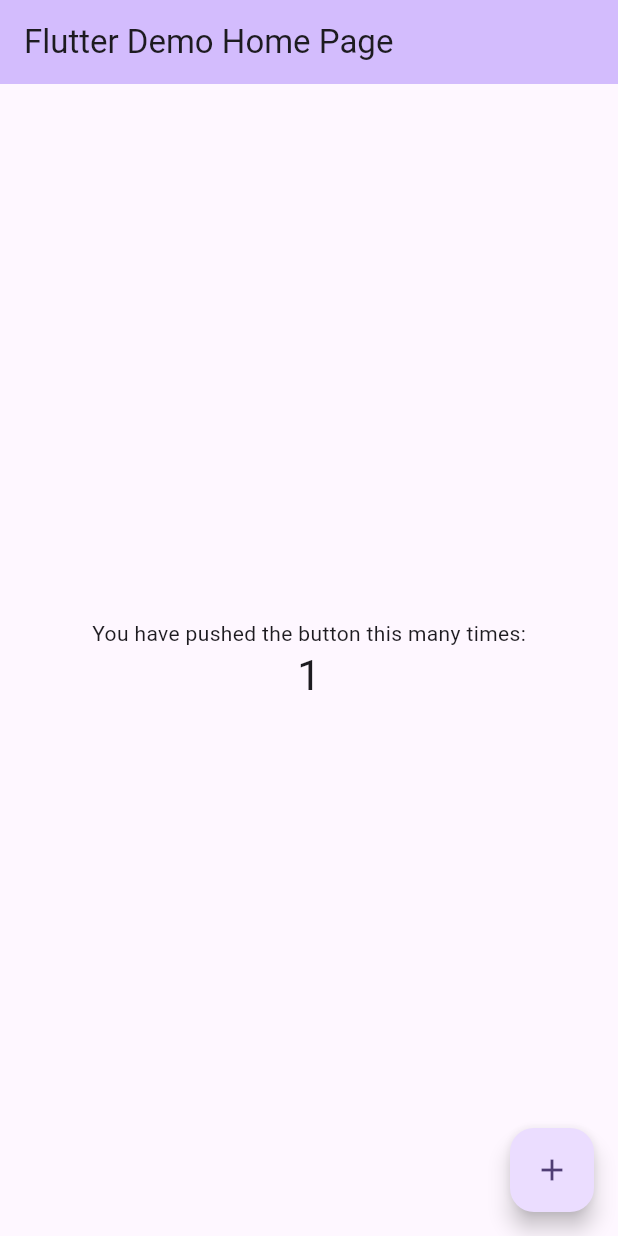
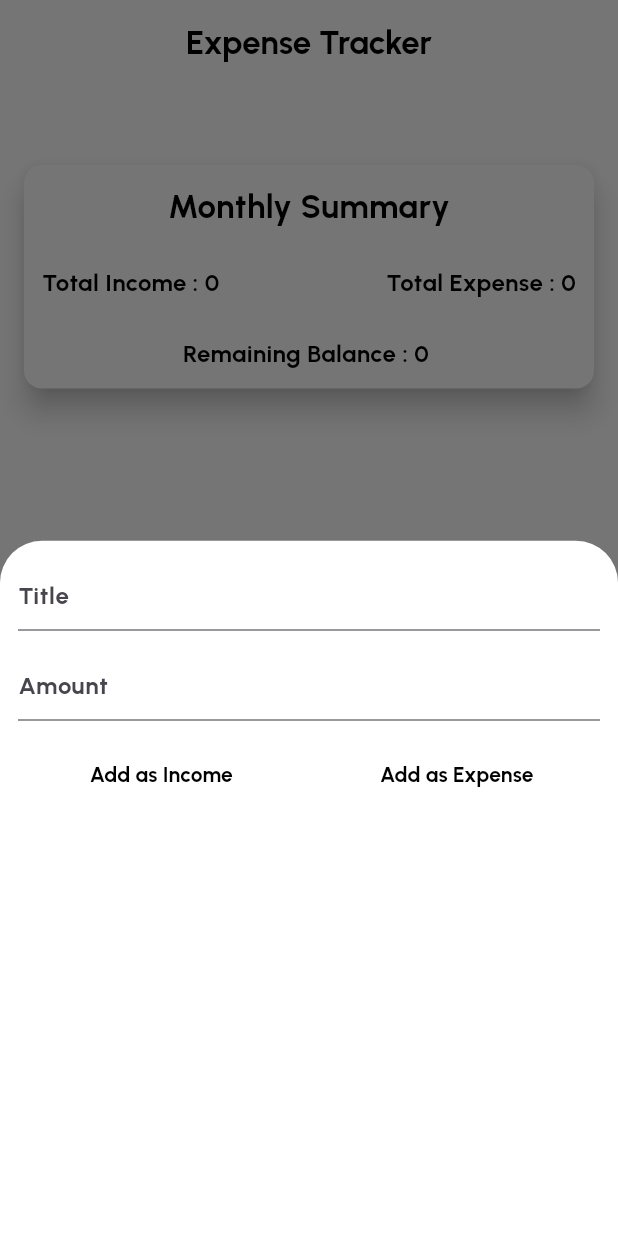
Before and after one commit to jainashmit/Provider, a Flutter app: the screen it shows after launch, after a tap on the "add" icon, on a phone screen of 412 x 824 dp. Run offline on Flutter 3.47's test engine with Material 3 defaults, Android fonts, the phone set to English and light mode, and no system bars.

Commit message:
Provider Testing done

```diff
--- /dev/null
+++ b/expense_tracker_app/lib/Provider/transactionProvider.dart
@@ -0,0 +1,31 @@
+import 'package:flutter/material.dart';
+
+class TransactionProvider extends ChangeNotifier {
+  int _totalIncome = 0;
+  int _totalExpense = 0;
+  int _remainingBal = 0;
+  List<Map<String, dynamic>> _mData = [];
+
+  getallData() => _mData;
+  getTotalIncome() => _totalIncome;
+  getTotalExpense() => _totalExpense;
+  getremainingBal() => _remainingBal;
+
+  updateremainingBal() {
+    _remainingBal = _totalIncome - _totalExpense;
+  }
+
+  addIncome(String title, int amnt) {
+    _mData.add({'title': title, 'Amount': amnt, 'type': 'Income'});
+    _totalIncome += amnt;
+    updateremainingBal();
+    notifyListeners();
+  }
+
+  addExpense(String title, int amnt) {
+    _mData.add({'title': title, 'Amount': amnt, 'type': 'Expense'});
+    _totalExpense += amnt;
+    updateremainingBal();
+    notifyListeners();
+  }
+}
--- /dev/null
+++ b/expense_tracker_app/lib/View/Home.dart
@@ -0,0 +1,234 @@
+import 'package:expense_tracker_app/Provider/transactionProvider.dart';
+import 'package:flutter/material.dart';
+import 'package:provider/provider.dart';
+
+class HomePage extends StatefulWidget {
+  const HomePage({super.key});
+
+  @override
+  State<HomePage> createState() => _HomePageState();
+}
+
+class _HomePageState extends State<HomePage> {
+  String title = '';
+  dynamic amnt = 0;
+  TextEditingController titlecontroller = TextEditingController();
+  TextEditingController amountController = TextEditingController();
+  @override
+  Widget build(BuildContext context) {
+    return Scaffold(
+      backgroundColor: Colors.white,
+      appBar: AppBar(
+        shadowColor: Colors.black,
+        backgroundColor: Colors.white,
+        title: Text(
+          'Expense Tracker',
+          style: TextStyle(color: Colors.black, fontWeight: FontWeight.bold),
+        ),
+        centerTitle: true,
+      ),
+      body: Column(
+        children: [
+          Padding(
+            padding: EdgeInsets.only(top: 50, bottom: 40, left: 12, right: 12),
+            child: Card(
+
+              color: Colors.white,
+              elevation: 8,
+              shadowColor: Colors.black,
+              child: Padding(
+                padding: EdgeInsets.all(12),
+                child: Column(
+                  mainAxisAlignment: MainAxisAlignment.center,
+                  children: [
+                    Text(
+                      'Monthly Summary',
+                      style: TextStyle(
+                        color: Colors.black,
+                        fontWeight: FontWeight.bold,
+                        fontSize: 22,
+                      ),
+                    ),
+                    SizedBox(height: 24),
+                    Consumer(
+                      builder: (ctx, _, __) {
+                        return Row(
+                          children: [
+                             Text(
+                                'Total Income : ${ctx.watch<TransactionProvider>().getTotalIncome()}',
+                                style: TextStyle(
+                                  color: Colors.black,
+                                  fontSize: 16,
+                                ),
+                                textAlign: TextAlign.center,
+                              ),
+                              Expanded(child: SizedBox()),
+                           Text(
+                                'Total Expense : ${ctx.watch<TransactionProvider>().getTotalExpense()}',
+                                style: TextStyle(
+                                  color: Colors.black,
+                                  fontSize: 16,
+                                ),
+                                textAlign: TextAlign.center,
+                              ),
+
+                          ],
+                        );
+                      },
+                    ),
+                    SizedBox(height: 24),
+                    Consumer(
+                      builder: (ctx, _, __) {
+                        return Text(
+                          'Remaining Balance : ${ctx.watch<TransactionProvider>().getremainingBal()} ',
+                          style: TextStyle(color: Colors.black, fontSize: 16),
+                        );
+                      },
+                    ),
+                  ],
+                ),
+              ),
+            ),
+          ),
+
+          Expanded(
+            child: Consumer<TransactionProvider>(
+              builder: (c, Provider, __) {
+                var allData = Provider.getallData();
+                return allData.isNotEmpty
+                    ? ListView.builder(
+                      itemBuilder: (c, index) {
+                        var allData =
+                            c.watch<TransactionProvider>().getallData();
+                        return Padding(
+                          padding: EdgeInsets.all(12),
+                          child: ListTile(
+
+                            shape: RoundedRectangleBorder(
+                              borderRadius: BorderRadius.circular(16)
+                            ),
+                            title: Text(
+                              '${allData[index]['title']}',
+                              style: TextStyle(color: Colors.black , fontSize: 16),
+                            ),
+                            subtitle: Text(
+                              '${allData[index]['type']}',
+                              style: TextStyle(color: Colors.black , fontSize: 12),
+                            ),
+                            tileColor: allData[index]['type'] == 'Income'
+                                        ? Colors.green
+                                        : Colors.red,
+                            trailing: Text(
+                              '${allData[index]['Amount']}',
+                              style: TextStyle(
+                                fontSize: 16,
+                                color:Colors.black
+                                    // allData[index]['type'] == 'Income'
+                                    //     ? Colors.green
+                                    //     : Colors.red,
+                              ),
+                            ),
+                          ),
+                        );
+                      },
+                      itemCount: allData.length,
+                    )
+                    : Center(child: Text('No Data Found'));
+              },
+            ),
+          ),
+        ],
+      ),
+
+      floatingActionButton: FloatingActionButton(
+        backgroundColor: Colors.black,
+        onPressed: () {
+          showModalBottomSheet(
+            isScrollControlled: false,
+            context: context,
+            backgroundColor: Colors.white,
+            builder: (context) {
+              return Padding(
+                padding: EdgeInsets.all(12),
+                child: Column(
+                  children: [
+                    TextField(
+                      controller: titlecontroller,
+                      onChanged: (value) {
+                        title = value;
+                      },
+                      decoration: InputDecoration(hintText: 'Title'),
+                    ),
+                    SizedBox(height: 12),
+                    TextField(
+                      keyboardType: TextInputType.number,
+                      controller: amountController,
+                      onChanged: (value) {
+                        amnt = value;
+                      },
+                      decoration: InputDecoration(hintText: 'Amount'),
+                    ),
+                    SizedBox(height: 12),
+                    Row(
+                      children: [
+                        Expanded(
+                          child: TextButton(
+                            onPressed: () {
+                              final title = titlecontroller.text.trim();
+                              final amt =
+                                  int.tryParse(amountController.text.trim()) ??
+                                  0;
+                              if (title.isNotEmpty && amt > 0) {
+                                context.read<TransactionProvider>().addIncome(
+                                  title,
+                                  amt,
+                                );
+                                Navigator.pop(context);
+                                titlecontroller.clear();
+                              amountController.clear();
+                              }
+                            },
+                            child: Text(
+                              'Add as Income',
+                              style: TextStyle(color: Colors.black),
+                            ),
+                          ),
+                        ),
+                        SizedBox(width: 6),
+                        Expanded(
+                          child: TextButton(
+                            onPressed: () {
+                               final title = titlecontroller.text.trim();
+                              final amt =
+                                  int.tryParse(amountController.text.trim()) ??
+                                  0;
+                              if (title.isNotEmpty && amt > 0) {
+                                context.read<TransactionProvider>().addExpense(
+                                  title,
+                                  amt,
+                                );
+                                Navigator.pop(context);
+                                titlecontroller.clear();
+                              amountController.clear();
+                              }
+                            },
+                            child: Text(
+                              'Add as Expense',
+                              style: TextStyle(color: Colors.black),
+                            ),
+                          ),
+                        ),
+                      ],
+                    ),
+                  ],
+                ),
+              );
+            },
+          );
+        },
+        child: Icon(Icons.add, color: Colors.white),
+      ),
+      floatingActionButtonLocation: FloatingActionButtonLocation.endFloat,
+    );
+  }
+}
--- a/expense_tracker_app/lib/main.dart
+++ b/expense_tracker_app/lib/main.dart
@@ -1,122 +1,24 @@
+import 'package:expense_tracker_app/Provider/transactionProvider.dart';
 import 'package:flutter/material.dart';
-
+import 'package:expense_tracker_app/View/Home.dart';
+import 'package:provider/provider.dart';
 void main() {
-  runApp(const MyApp());
+  runApp(ChangeNotifierProvider(
+    create: (context) => TransactionProvider(),
+    child: MyApp(),
+  ));
 }
 
 class MyApp extends StatelessWidget {
   const MyApp({super.key});
 
-  // This widget is the root of your application.
   @override
   Widget build(BuildContext context) {
     return MaterialApp(
-      title: 'Flutter Demo',
       theme: ThemeData(
-        // This is the theme of your application.
-        //
-        // TRY THIS: Try running your application with "flutter run". You'll see
-        // the application has a purple toolbar. Then, without quitting the app,
-        // try changing the seedColor in the colorScheme below to Colors.green
-        // and then invoke "hot reload" (save your changes or press the "hot
-        // reload" button in a Flutter-supported IDE, or press "r" if you used
-        // the command line to start the app).
-        //
-        // Notice that the counter didn't reset back to zero; the application
-        // state is not lost during the reload. To reset the state, use hot
-        // restart instead.
-        //
-        // This works for code too, not just values: Most code changes can be
-        // tested with just a hot reload.
-        colorScheme: ColorScheme.fromSeed(seedColor: Colors.deepPurple),
+        fontFamily: 'Urbanist',
       ),
-      home: const MyHomePage(title: 'Flutter Demo Home Page'),
+      home: HomePage(),
     );
   }
 }
-
-class MyHomePage extends StatefulWidget {
-  const MyHomePage({super.key, required this.title});
-
-  // This widget is the home page of your application. It is stateful, meaning
-  // that it has a State object (defined below) that contains fields that affect
-  // how it looks.
-
-  // This class is the configuration for the state. It holds the values (in this
-  // case the title) provided by the parent (in this case the App widget) and
-  // used by the build method of the State. Fields in a Widget subclass are
-  // always marked "final".
-
-  final String title;
-
-  @override
-  State<MyHomePage> createState() => _MyHomePageState();
-}
-
-class _MyHomePageState extends State<MyHomePage> {
-  int _counter = 0;
-
-  void _incrementCounter() {
-    setState(() {
-      // This call to setState tells the Flutter framework that something has
-      // changed in this State, which causes it to rerun the build method below
-      // so that the display can reflect the updated values. If we changed
-      // _counter without calling setState(), then the build method would not be
-      // called again, and so nothing would appear to happen.
-      _counter++;
-    });
-  }
-
-  @override
-  Widget build(BuildContext context) {
-    // This method is rerun every time setState is called, for instance as done
-    // by the _incrementCounter method above.
-    //
-    // The Flutter framework has been optimized to make rerunning build methods
-    // fast, so that you can just rebuild anything that needs updating rather
-    // than having to individually change instances of widgets.
-    return Scaffold(
-      appBar: AppBar(
-        // TRY THIS: Try changing the color here to a specific color (to
-        // Colors.amber, perhaps?) and trigger a hot reload to see the AppBar
-        // change color while the other colors stay the same.
-        backgroundColor: Theme.of(context).colorScheme.inversePrimary,
-        // Here we take the value from the MyHomePage object that was created by
-        // the App.build method, and use it to set our appbar title.
-        title: Text(widget.title),
-      ),
-      body: Center(
-        // Center is a layout widget. It takes a single child and positions it
-        // in the middle of the parent.
-        child: Column(
-          // Column is also a layout widget. It takes a list of children and
-          // arranges them vertically. By default, it sizes itself to fit its
-          // children horizontally, and tries to be as tall as its parent.
-          //
-          // Column has various properties to control how it sizes itself and
-          // how it positions its children. Here we use mainAxisAlignment to
-          // center the children vertically; the main axis here is the vertical
-          // axis because Columns are vertical (the cross axis would be
-          // horizontal).
-          //
-          // TRY THIS: Invoke "debug painting" (choose the "Toggle Debug Paint"
-          // action in the IDE, or press "p" in the console), to see the
-          // wireframe for each widget.
-          mainAxisAlignment: MainAxisAlignment.center,
-          children: <Widget>[
-            const Text('You have pushed the button this many times:'),
-            Text(
-              '$_counter',
-              style: Theme.of(context).textTheme.headlineMedium,
-            ),
-          ],
-        ),
-      ),
-      floatingActionButton: FloatingActionButton(
-        onPressed: _incrementCounter,
-        tooltip: 'Increment',
-        child: const Icon(Icons.add),
-      ), // This trailing comma makes auto-formatting nicer for build methods.
-    );
-  }
-}
```
Also changed, not shown: expense_tracker_app/pubspec.yaml (+10 -12 lines), expense_tracker_app/assets/fonts/Urbanist-Bold.ttf (added), expense_tracker_app/pubspec.lock, 1 other file.
